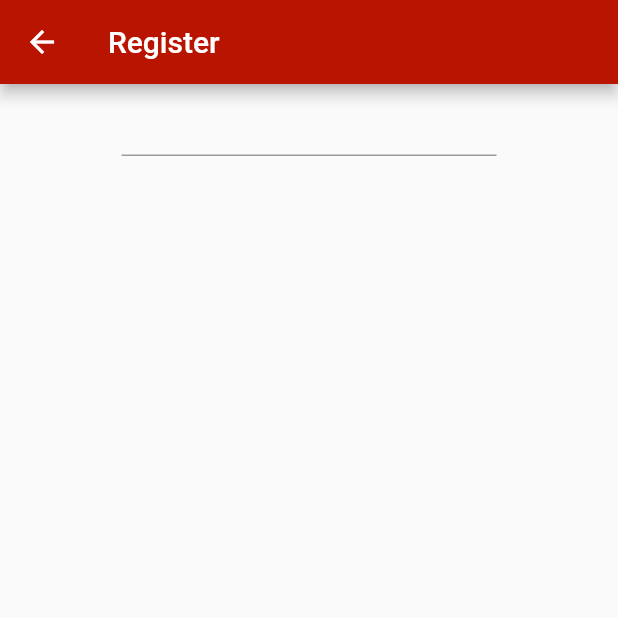
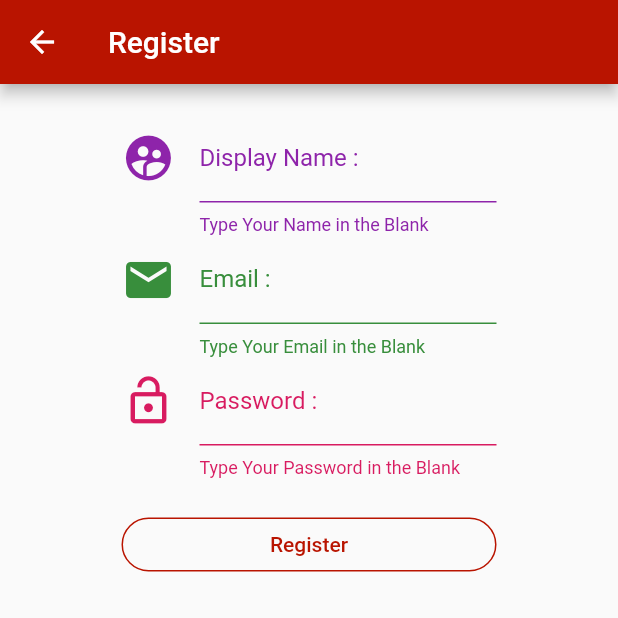
Before and after one commit to masterUNG/Air4Ung, a Flutter app: the Register screen opened directly, on a phone screen of 412 x 824 dp, the top half of it. Run offline on Flutter 3.47's test engine with Material 2 defaults, Android fonts, the phone set to English and light mode, and no system bars; our stand-ins replace google_fonts.

Commit message:
Design UI register Success

```diff
--- a/lib/widget/register.dart
+++ b/lib/widget/register.dart
@@ -11,13 +11,97 @@ class _RegisterState extends State<Register> {
 
   // Method
   Widget nameForm() {
-    return Row(mainAxisAlignment: MainAxisAlignment.center,
+    Color color = Colors.purple[600];
+    return Row(
+      mainAxisAlignment: MainAxisAlignment.center,
       children: <Widget>[
         Container(
           width: 250.0,
-          child: TextField(),
+          child: TextField(
+            decoration: InputDecoration(
+              enabledBorder:
+                  UnderlineInputBorder(borderSide: BorderSide(color: color)),
+              helperStyle: TextStyle(color: color),
+              labelStyle: TextStyle(color: color),
+              icon: Icon(
+                Icons.supervised_user_circle,
+                size: 36.0,
+                color: color,
+              ),
+              helperText: 'Type Your Name in the Blank',
+              labelText: 'Display Name :',
+            ),
+          ),
         ),
       ],
+    );
+  }
+
+  Widget emailForm() {
+    Color color = Colors.green[700];
+    return Row(
+      mainAxisAlignment: MainAxisAlignment.center,
+      children: <Widget>[
+        Container(
+          width: 250.0,
+          child: TextField(
+            keyboardType: TextInputType.emailAddress,
+            decoration: InputDecoration(
+              enabledBorder:
+                  UnderlineInputBorder(borderSide: BorderSide(color: color)),
+              helperStyle: TextStyle(color: color),
+              labelStyle: TextStyle(color: color),
+              icon: Icon(
+                Icons.email,
+                size: 36.0,
+                color: color,
+              ),
+              helperText: 'Type Your Email in the Blank',
+              labelText: 'Email :',
+            ),
+          ),
+        ),
+      ],
+    );
+  }
+
+  Widget passwordForm() {
+    Color color = Colors.pink[600];
+    return Row(
+      mainAxisAlignment: MainAxisAlignment.center,
+      children: <Widget>[
+        Container(
+          width: 250.0,
+          child: TextField(
+            decoration: InputDecoration(
+              enabledBorder:
+                  UnderlineInputBorder(borderSide: BorderSide(color: color)),
+              helperStyle: TextStyle(color: color),
+              labelStyle: TextStyle(color: color),
+              icon: Icon(
+                Icons.lock_open,
+                size: 36.0,
+                color: color,
+              ),
+              helperText: 'Type Your Password in the Blank',
+              labelText: 'Password :',
+            ),
+          ),
+        ),
+      ],
+    );
+  }
+
+  Widget registerButton() {
+    return Container(
+      margin: EdgeInsets.only(top: 20.0),
+      width: 250.0,
+      child: OutlineButton(
+        shape: RoundedRectangleBorder(borderRadius: BorderRadius.circular(30.0)),
+        borderSide: BorderSide(color: MyStyle().darkColor),
+        child: Text('Register', style: TextStyle(color: MyStyle().darkColor),),
+        onPressed: () {},
+      ),
     );
   }
 
@@ -28,10 +112,18 @@ class _RegisterState extends State<Register> {
         title: Text('Register'),
         backgroundColor: MyStyle().darkColor,
       ),
-      body: Column(
-        children: <Widget>[
-          nameForm(),
-        ],
+      body: SingleChildScrollView(
+        child: Container(
+          margin: EdgeInsets.only(top: 20.0),
+          child: Column(
+            children: <Widget>[
+              nameForm(),
+              emailForm(),
+              passwordForm(),
+              registerButton(),
+            ],
+          ),
+        ),
       ),
     );
   }
```
